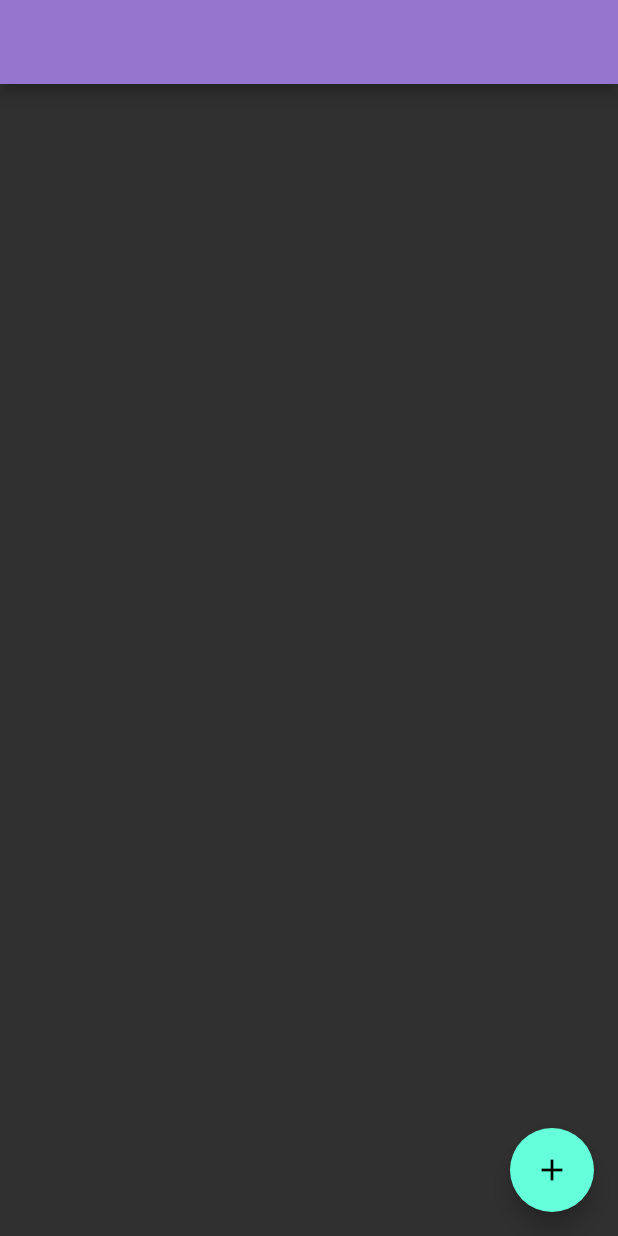
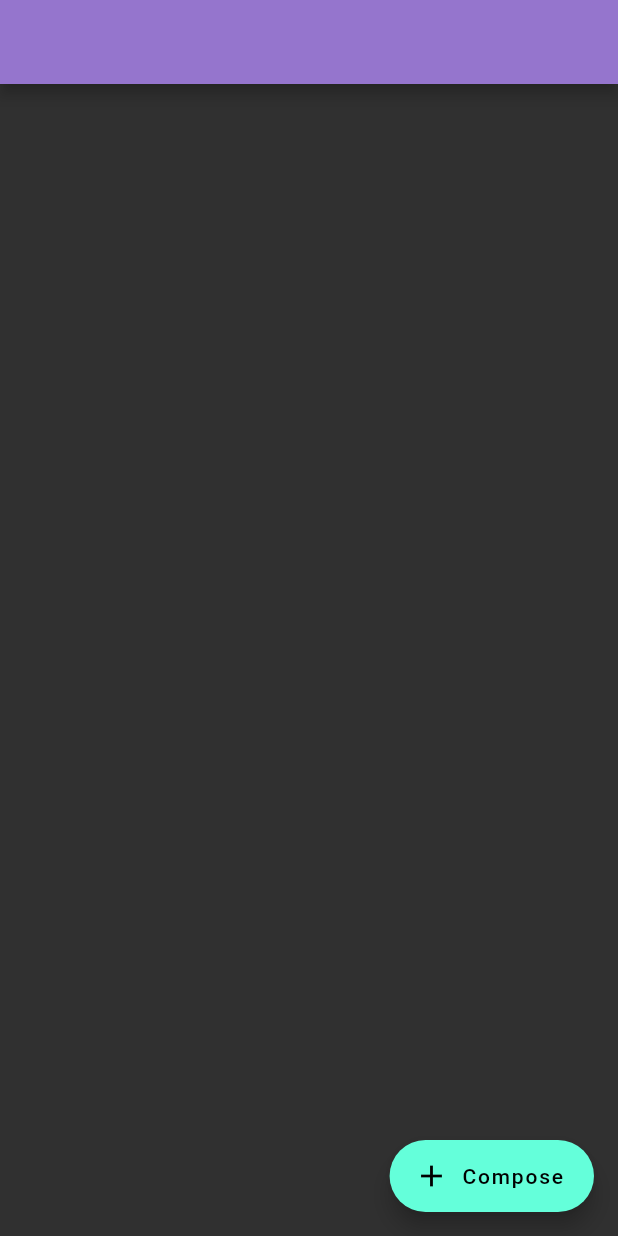
Before and after one commit to willxu1234/introspect, a Flutter app: the screen it shows after launch, on a phone screen of 412 x 824 dp. Run offline on Flutter 3.47's test engine with Material 2 defaults, Android fonts, the phone set to English and light mode, and no system bars.

Commit message:
add comments and clean up code

```diff
--- a/lib/models/entries.dart
+++ b/lib/models/entries.dart
@@ -8,6 +8,8 @@ class Entry {
   Entry(this.title, this.date, this.body);
 }
 
+// Declared with ChangeNotifier so Consumers can efficiently access the global
+// Entries from other widgets.
 class EntriesModel extends ChangeNotifier {
   final List<Entry> _entries = List<Entry>();
 
--- a/lib/screens/add_entry.dart
+++ b/lib/screens/add_entry.dart
@@ -1,6 +1,7 @@
 import 'package:flutter/material.dart';
 import 'package:introspect/widgets/add_entry_form.dart';
 
+// Page after clicking on add entry button.
 class AddEntryPage extends StatefulWidget {
   AddEntryPage();
 
--- a/lib/screens/home.dart
+++ b/lib/screens/home.dart
@@ -1,10 +1,8 @@
 import 'package:flutter/material.dart';
-import 'package:introspect/models/entries.dart';
 import 'package:introspect/screens/add_entry.dart';
 import 'package:introspect/screens/entry_detail.dart';
 import 'package:introspect/widgets/entry_detail.dart';
 import 'package:introspect/widgets/entry_list.dart';
-import 'package:provider/provider.dart';
 
 class HomePage extends StatefulWidget {
   @override
@@ -12,35 +10,29 @@ class HomePage extends StatefulWidget {
 }
 
 class _HomePageState extends State<HomePage> {
-  int _entryCount = 5;
   int _selectedIndex = 0;
+  // True on tablets and other larger screens.
   bool _isLargeScreen = false;
-
-  void _onEntryAdded(Entry entry) {
-    // TODO: get entry data from form and add an actual entry.
-    setState(() {
-      _entryCount++;
-    });
-  }
 
   @override
   Widget build(BuildContext context) {
+    // Keeps track of scaffold state, so snackbars are shown properly.
     final GlobalKey<ScaffoldState> scaffoldKey = new GlobalKey<ScaffoldState>();
     return Scaffold(
       key: scaffoldKey,
       appBar: AppBar(),
       body: OrientationBuilder(builder: (context, orientation) {
         _isLargeScreen = MediaQuery.of(context).size.width > 600;
-
         return Row(children: <Widget>[
           Expanded(
             child: EntryListWidget((index) {
               if (_isLargeScreen) {
-                _selectedIndex = index;
+                // Show detail for _selectedIndex on the side.
                 setState(() {
                   _selectedIndex = index;
                 });
               } else {
+                // Show detail page separately.
                 Navigator.push(context, MaterialPageRoute(
                   builder: (context) {
                     return EntryDetailPage(index);
@@ -51,11 +43,13 @@ class _HomePageState extends State<HomePage> {
           ),
           _isLargeScreen
               ? Expanded(child: EntryDetailWidget(_selectedIndex))
-              : Container(),
+              : Container(), // Show empty container if the screen is small.
         ]);
       }),
-      floatingActionButton: FloatingActionButton(
+      // Add button.
+      floatingActionButton: FloatingActionButton.extended(
         onPressed: () {
+          // Send to add page on press.
           Navigator.push(context, MaterialPageRoute(
             builder: (context) {
               return AddEntryPage();
@@ -65,7 +59,8 @@ class _HomePageState extends State<HomePage> {
               .showSnackBar(SnackBar(content: Text('Entry written!')));
         },
         tooltip: 'Write an Entry',
-        child: Icon(Icons.add),
+        label: Text('Compose'),
+        icon: Icon(Icons.add),
       ),
     );
   }
--- a/lib/widgets/entry_detail.dart
+++ b/lib/widgets/entry_detail.dart
@@ -17,8 +17,10 @@ class _EntryDetailWidgetState extends State<EntryDetailWidget> {
     return Container(
       child: Center(
         child: Column(
+            // Displays a column of entry details.
             mainAxisAlignment: MainAxisAlignment.center,
             children: <Widget>[
+              // Retrieves directly from EntriesModel.
               Consumer<EntriesModel>(builder: (context, entries, child) {
                 return Text(
                   entries.getEntry(widget._index).body,
--- a/lib/widgets/entry_list.dart
+++ b/lib/widgets/entry_list.dart
@@ -16,6 +16,7 @@ class EntryListWidget extends StatefulWidget {
 class _EntryListWidgetState extends State<EntryListWidget> {
   @override
   Widget build(BuildContext context) {
+    // Retrieves entries directly from EntriesModel.
     return Consumer<EntriesModel>(builder: (context, entries, child) {
       return ListView.builder(
         itemCount: entries.length,
@@ -24,12 +25,14 @@ class _EntryListWidgetState extends State<EntryListWidget> {
             padding: const EdgeInsets.all(8.0),
             child: InkWell(
               onTap: () {
+                // Set position on tap in HomePage through callback.
                 widget._onEntrySelected(position);
               },
               child: Row(
                 children: <Widget>[
                   Padding(
                     padding: const EdgeInsets.all(16.0),
+                    // Choose which entry to display.
                     child: Text(entries.getEntry(position).title),
                   ),
                 ],
```
Also changed, not shown: lib/screens/entry_detail.dart (+5 -3 lines), lib/widgets/add_entry_form.dart (+7 -0 lines), 1 other file.
